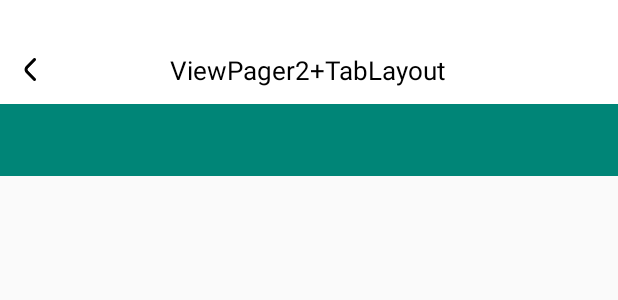
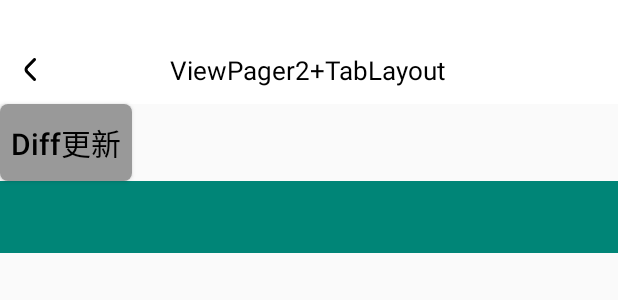
Before and after one commit to yixi195/JetpackDemo, an Android app: the layout activity_viewpager2_example.xml on its own in the app's theme, with its tools: preview values and no code run, on a phone screen of 412 x 824 dp. Shown: the top 300 px of the screen. Run offline under Robolectric (Android 15) with nearby library versions, the phone set to English and light mode, and no system bars.

Commit message:
add Diff

```diff
--- a/app/src/main/java/com/ysl/project/module/viewpager/ChildFragment.kt
+++ b/app/src/main/java/com/ysl/project/module/viewpager/ChildFragment.kt
@@ -5,6 +5,7 @@ import android.view.View
 import com.ysl.fastframe.base.fragment.BaseFragment
 import com.ysl.project.R
 import kotlinx.android.synthetic.main.fragment_child.*
+import java.util.logging.Logger
 
 /**
  *  Craete by YangShlai on 2021/4/23
@@ -27,6 +28,6 @@ class ChildFragment : BaseFragment() {
 
     override fun initData() {
         var data = arguments?.getSerializable("data") as ChildData
-        tv_content.text = data.content
+        tv_content.text = data.id.toString() + "|" + data.content
     }
 }
--- a/app/src/main/res/layout/activity_viewpager2_example.xml
+++ b/app/src/main/res/layout/activity_viewpager2_example.xml
@@ -11,13 +11,21 @@
         app:layout_constraintLeft_toLeftOf="parent"
         app:layout_constraintRight_toRightOf="parent"
         app:middleText="ViewPager2+TabLayout" />
+    <Button
+        android:id="@+id/btn_diff"
+        style="@style/NormalButton"
+        android:layout_width="wrap_content"
+        app:layout_constraintTop_toBottomOf="@+id/my_title"
+        app:layout_constraintLeft_toLeftOf="parent"
+        android:text="Diff更新" />
+
     <com.google.android.material.tabs.TabLayout
         android:id="@+id/tab_layout"
         android:layout_width="match_parent"
         android:layout_height="wrap_content"
         app:layout_constraintLeft_toLeftOf="parent"
         app:layout_constraintRight_toRightOf="parent"
-        app:layout_constraintTop_toBottomOf="@+id/my_title"
+        app:layout_constraintTop_toBottomOf="@+id/btn_diff"
         android:background="@color/colorPrimary"
         app:tabMode="scrollable"
         app:tabTextColor="@color/white" />
```
Also changed, not shown: app/src/main/java/com/ysl/project/module/viewpager/PagerDiffUtil.kt (added, +33 -0 lines), app/src/main/java/com/ysl/project/module/viewpager/ViewPager2Adapter.kt (+18 -1 lines), app/src/main/java/com/ysl/project/module/viewpager/ViewPager2ExampleActivity.kt (+12 -1 lines).
